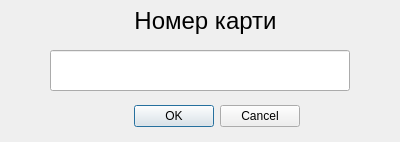
This is cardinputdialog.ui in Kitske/ATM as Qt 5 draws it before an edit. The edited form follows.
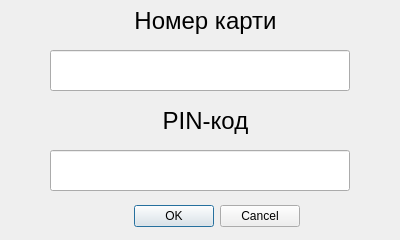
This is the edited form.

Commit message:
Password input added
Choosed one request version of signing in, both card number and password will be checked by server using one request

Diff of the .ui file:
```diff
--- a/cardinputdialog.ui
+++ b/cardinputdialog.ui
@@ -7,7 +7,7 @@
     <x>0</x>
     <y>0</y>
     <width>400</width>
-    <height>142</height>
+    <height>240</height>
    </rect>
   </property>
   <property name="windowTitle">
@@ -17,7 +17,7 @@
    <property name="geometry">
     <rect>
      <x>100</x>
-     <y>100</y>
+     <y>200</y>
      <width>200</width>
      <height>32</height>
     </rect>
@@ -65,6 +65,42 @@
     <set>Qt::AlignCenter</set>
    </property>
   </widget>
+  <widget class="QLineEdit" name="lineEdit_2">
+   <property name="geometry">
+    <rect>
+     <x>50</x>
+     <y>150</y>
+     <width>300</width>
+     <height>41</height>
+    </rect>
+   </property>
+   <property name="font">
+    <font>
+     <pointsize>20</pointsize>
+    </font>
+   </property>
+  </widget>
+  <widget class="QLabel" name="label_3">
+   <property name="geometry">
+    <rect>
+     <x>100</x>
+     <y>100</y>
+     <width>211</width>
+     <height>41</height>
+    </rect>
+   </property>
+   <property name="font">
+    <font>
+     <pointsize>18</pointsize>
+    </font>
+   </property>
+   <property name="text">
+    <string>PIN-код</string>
+   </property>
+   <property name="alignment">
+    <set>Qt::AlignCenter</set>
+   </property>
+  </widget>
  </widget>
  <resources/>
  <connections>
```
The commit also changes 2 other files.
